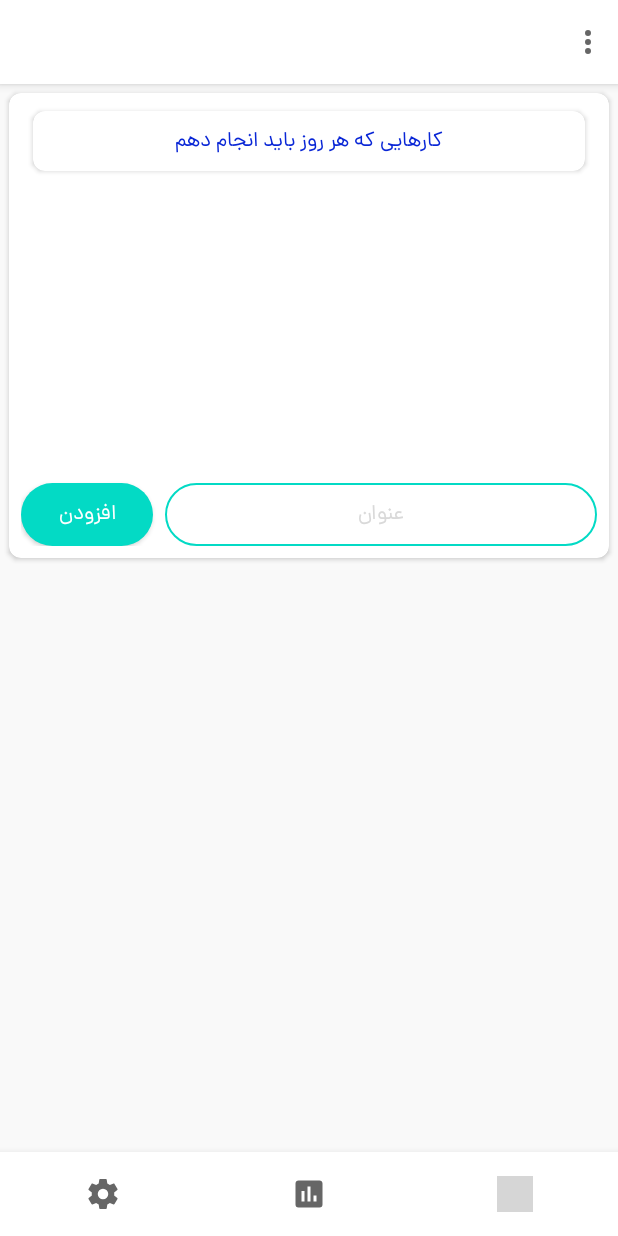
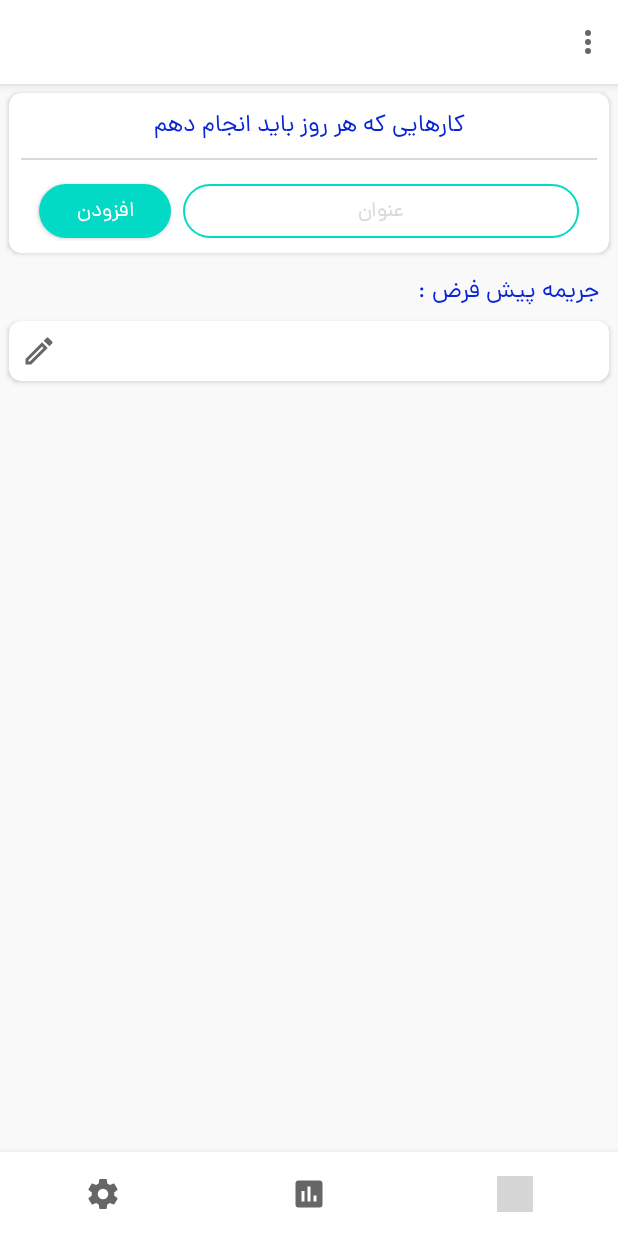
Before and after one commit to AbbasAtaei1991/tasks, an Android app: the SettingFragment screen opened through its navigation route, on a phone screen of 412 x 824 dp. Run offline under Robolectric (Android 15) with nearby library versions, the phone set to English and light mode, and no system bars; our stand-ins replace Dagger/Hilt's generated code, Room's generated code; libraries missing offline, so code that uses them is left out: androidx.hilt.lifecycle; 1 statement that could not run was skipped; grey boxes are pictures that could not be loaded.

Commit message:
save ransom using data store

```diff
--- a/app/build.gradle
+++ b/app/build.gradle
@@ -81,4 +81,7 @@ dependencies {
     kapt "androidx.hilt:hilt-compiler:1.0.0-alpha02"
 
     implementation 'com.github.PhilJay:MPAndroidChart:v3.1.0'
+
+    // Preferences DataStore
+    implementation "androidx.datastore:datastore-preferences:1.0.0-alpha01"
 }
--- a/app/src/main/java/com/ataei/abbas/karam/SettingFragment.kt
+++ b/app/src/main/java/com/ataei/abbas/karam/SettingFragment.kt
@@ -1,19 +1,24 @@
 package com.ataei.abbas.karam
 
 import android.os.Bundle
+import android.os.Handler
+import android.view.KeyEvent
 import android.view.LayoutInflater
 import android.view.View
 import android.view.ViewGroup
+import android.view.inputmethod.EditorInfo
 import android.widget.Toast
 import androidx.fragment.app.Fragment
 import androidx.fragment.app.viewModels
 import androidx.lifecycle.lifecycleScope
 import androidx.recyclerview.widget.LinearLayoutManager
 import com.ataei.abbas.karam.data.model.Daily
+import com.ataei.abbas.karam.data.model.Job
 import com.ataei.abbas.karam.settings.DailyViewModel
 import com.ataei.abbas.karam.utils.DailyAdapter
 import com.ataei.abbas.karam.utils.OnMenuClick
 import dagger.hilt.android.AndroidEntryPoint
+import kotlinx.android.synthetic.main.fragment_job.*
 import kotlinx.android.synthetic.main.fragment_setting.*
 import kotlinx.coroutines.CoroutineScope
 import kotlinx.coroutines.Dispatchers
@@ -45,6 +50,19 @@ class SettingFragment : Fragment(), OnMenuClick {
             }
         }
         getAll()
+        ransomBtn.setOnClickListener {
+            etRansom.setText("")
+        }
+        etRansom.setOnEditorActionListener { v, actionId, event ->
+            if ((event != null && (event.keyCode == KeyEvent.KEYCODE_ENTER)) || (actionId == EditorInfo.IME_ACTION_DONE)) {
+                if (etRansom.text!!.isNotEmpty()) {
+                    viewModel.saveRansom(etRansom.text.toString())
+                }
+
+            }
+            false
+        }
+        observeRansom()
     }
 
     private fun getAll() {
@@ -78,4 +96,10 @@ class SettingFragment : Fragment(), OnMenuClick {
         lifecycleScope.launch(Dispatchers.IO) { viewModel.delete(daily) }
     }
 
+    private fun observeRansom() {
+        viewModel.savedRansom.observe(viewLifecycleOwner, {
+            etRansom.setText(it)
+        })
+    }
+
 }
--- a/app/src/main/java/com/ataei/abbas/karam/settings/DailyViewModel.kt
+++ b/app/src/main/java/com/ataei/abbas/karam/settings/DailyViewModel.kt
@@ -7,10 +7,12 @@ import androidx.lifecycle.asLiveData
 import androidx.lifecycle.viewModelScope
 import com.ataei.abbas.karam.data.model.Daily
 import com.ataei.abbas.karam.jobs.JobRepository
+import com.ataei.abbas.karam.utils.UserPreferenceRepository
 import kotlinx.coroutines.launch
 
 class DailyViewModel @ViewModelInject constructor(
-    private val repository: JobRepository
+    private val repository: JobRepository,
+    private val userPreferenceRepository: UserPreferenceRepository
 ) : ViewModel() {
     val items: LiveData<List<Daily>> = repository.getAll().asLiveData()
 
@@ -23,4 +25,12 @@ class DailyViewModel @ViewModelInject constructor(
     fun update(daily: Daily) = viewModelScope.launch { repository.update(daily) }
 
     fun delete(daily: Daily) = viewModelScope.launch { repository.delete(daily) }
+
+    val savedRansom: LiveData<String> = userPreferenceRepository.getRansom().asLiveData()
+
+    fun saveRansom(ransom: String) {
+        viewModelScope.launch {
+            userPreferenceRepository.saveRansom(ransom)
+        }
+    }
 }
--- a/app/src/main/java/com/ataei/abbas/karam/utils/Constants.kt
+++ b/app/src/main/java/com/ataei/abbas/karam/utils/Constants.kt
@@ -4,5 +4,7 @@ class Constants {
     companion object {
         const val VIEW_TYPE_JOB = 1
         const val VIEW_TYPE_PENDING = 2
+        const val PREFERENCE_NAME = "user_preference"
+        const val RANSOM_KEY = "ransom_key"
     }
 }
--- /dev/null
+++ b/app/src/main/java/com/ataei/abbas/karam/utils/UserPreferenceRepository.kt
@@ -0,0 +1,30 @@
+package com.ataei.abbas.karam.utils
+
+import android.content.Context
+import androidx.datastore.DataStore
+import androidx.datastore.preferences.*
+import com.ataei.abbas.karam.utils.Constants.Companion.PREFERENCE_NAME
+import com.ataei.abbas.karam.utils.Constants.Companion.RANSOM_KEY
+import dagger.hilt.android.qualifiers.ActivityContext
+import kotlinx.coroutines.flow.Flow
+import kotlinx.coroutines.flow.catch
+import kotlinx.coroutines.flow.map
+import javax.inject.Inject
+
+class UserPreferenceRepository @Inject constructor(@ActivityContext context: Context) {
+    private val dataStore: DataStore<Preferences> = context.createDataStore(name = PREFERENCE_NAME)
+
+    suspend fun saveRansom(ransom: String) {
+        dataStore.edit { preferences ->
+            preferences[preferencesKey<String>(RANSOM_KEY)] = ransom
+        }
+    }
+
+    fun getRansom() : Flow<String> = dataStore.data
+        .catch {
+            emit(emptyPreferences())
+        }
+        .map { preferences ->
+            preferences[preferencesKey(RANSOM_KEY)] ?: "هزار تومان"
+        }
+}
--- a/app/src/main/res/layout/fragment_setting.xml
+++ b/app/src/main/res/layout/fragment_setting.xml
@@ -6,6 +6,7 @@
     android:background="@color/background">
 
     <androidx.cardview.widget.CardView
+        android:id="@+id/dailyCv"
         android:layout_width="match_parent"
         android:layout_height="wrap_content"
         android:layout_margin="6dp"
@@ -21,52 +22,51 @@
             android:layout_height="match_parent"
             android:padding="8dp">
 
-            <androidx.cardview.widget.CardView
-                android:id="@+id/descCv"
+            <TextView
+                android:id="@+id/descTv"
                 android:layout_width="match_parent"
-                android:layout_height="wrap_content"
-                android:layout_marginTop="4dp"
-                android:layout_marginStart="8dp"
-                android:layout_marginEnd="8dp"
+                android:layout_height="match_parent"
+                android:gravity="center"
+                android:text="کارهایی که هر روز باید انجام دهم"
+                android:textColor="#0926D6"
+                android:textSize="16sp"
+                android:layout_marginBottom="8dp"
                 app:layout_constraintTop_toTopOf="parent"
                 app:layout_constraintStart_toStartOf="parent"
                 app:layout_constraintEnd_toEndOf="parent"
-                app:layout_constraintBottom_toTopOf="@id/dailyRv"
-                app:cardCornerRadius="8dp"
-                app:cardBackgroundColor="@color/white">
+                app:layout_constraintBottom_toTopOf="@id/line"/>
 
-                <TextView
-                    android:id="@+id/descTv"
-                    android:layout_width="match_parent"
-                    android:layout_height="match_parent"
-                    android:gravity="center"
-                    android:text="کارهایی که هر روز باید انجام دهم"
-                    android:textColor="#0926D6"
-                    android:textSize="14sp"
-                    android:paddingTop="8dp"
-                    android:paddingBottom="8dp"
-                    android:paddingEnd="8dp"
-                    android:paddingStart="8dp"/>
-
-            </androidx.cardview.widget.CardView>
+            <View
+                android:id="@+id/line"
+                android:layout_width="match_parent"
+                android:layout_height="1dp"
+                android:background="@color/hint_color"
+                android:layout_marginBottom="12dp"
+                android:layout_marginTop="8dp"
+                app:layout_constraintStart_toStartOf="parent"
+                app:layout_constraintEnd_toEndOf="parent"
+                app:layout_constraintTop_toBottomOf="@id/descTv"/>
 
             <androidx.recyclerview.widget.RecyclerView
                 android:id="@+id/dailyRv"
                 android:layout_width="match_parent"
-                android:layout_height="200dp"
-                android:layout_marginBottom="4dp"
+                android:layout_height="wrap_content"
+                android:maxHeight="200dp"
+                app:layout_constraintHeight_max="200dp"
+                android:layout_marginTop="8dp"
                 android:paddingBottom="4dp"
                 app:layout_constraintEnd_toEndOf="parent"
                 app:layout_constraintStart_toStartOf="parent"
-                app:layout_constraintTop_toBottomOf="@id/descCv"
+                app:layout_constraintTop_toBottomOf="@id/line"
                 app:layout_constraintBottom_toTopOf="@id/dailyBtn"/>
 
             <androidx.appcompat.widget.AppCompatEditText
                 android:id="@+id/dailyEt"
                 android:layout_width="0dp"
-                android:layout_height="42dp"
+                android:layout_height="36dp"
                 android:background="@drawable/et_bg"
                 android:layout_marginStart="8dp"
+                android:layout_marginEnd="12dp"
                 android:hint="عنوان"
                 android:textColorHint="@color/hint_color"
                 android:textSize="14sp"
@@ -80,8 +80,10 @@
                 android:id="@+id/dailyBtn"
                 style="@style/AppTheme.CustomMaterialButton"
                 android:layout_width="wrap_content"
-                android:layout_height="42dp"
+                android:layout_height="36dp"
                 android:layout_marginTop="4dp"
+                android:layout_marginBottom="2dp"
+                android:layout_marginStart="12dp"
                 android:text="افزودن"
                 android:textColor="@color/white"
                 app:layout_constraintTop_toBottomOf="@id/dailyRv"
@@ -93,4 +95,53 @@
 
     </androidx.cardview.widget.CardView>
 
+    <TextView
+        android:id="@+id/ransom"
+        android:layout_width="wrap_content"
+        android:layout_height="wrap_content"
+        app:layout_constraintTop_toBottomOf="@id/dailyCv"
+        app:layout_constraintStart_toStartOf="parent"
+        app:layout_constraintEnd_toEndOf="parent"
+        android:layout_margin="12dp"
+        app:layout_constraintHorizontal_bias="1.0"
+        android:text="جریمه پیش فرض :"
+        android:textColor="#0926D6"
+        android:textSize="16sp"/>
+
+    <androidx.cardview.widget.CardView
+        android:layout_width="match_parent"
+        android:layout_height="wrap_content"
+        app:layout_constraintTop_toBottomOf="@id/ransom"
+        android:layout_margin="6dp"
+        app:cardCornerRadius="8dp"
+        app:cardBackgroundColor="@color/white">
+
+        <RelativeLayout
+            android:layout_width="match_parent"
+            android:layout_height="match_parent">
+
+            <EditText
+                android:id="@+id/etRansom"
+                android:layout_width="match_parent"
+                android:layout_height="wrap_content"
+                android:layout_centerVertical="true"
+                android:layout_toEndOf="@id/ransomBtn"
+                android:imeOptions="actionDone"
+                android:inputType="text"
+                android:background="@color/white"
+                android:padding="8dp"
+                android:textColor="@color/black"
+                android:textSize="14sp"
+                android:gravity="center"/>
+
+            <ImageView
+                android:id="@+id/ransomBtn"
+                android:layout_width="24dp"
+                android:layout_height="24dp"
+                android:layout_centerVertical="true"
+                android:src="@drawable/pencil_outline"
+                android:layout_marginStart="8dp"/>
+        </RelativeLayout>
+    </androidx.cardview.widget.CardView>
+
 </androidx.constraintlayout.widget.ConstraintLayout>
--- a/app/src/main/res/layout/item_daily.xml
+++ b/app/src/main/res/layout/item_daily.xml
@@ -4,7 +4,8 @@
     android:layout_width="match_parent"
     android:layout_height="wrap_content"
     android:layout_marginStart="8dp"
-    android:layout_marginTop="4dp"
+    android:layout_marginTop="1dp"
+    android:layout_marginBottom="4dp"
     android:layout_marginEnd="8dp"
     android:padding="16dp"
     app:cardBackgroundColor="@color/white"
--- a/build.gradle
+++ b/build.gradle
@@ -8,7 +8,7 @@ buildscript {
     }
     dependencies {
         classpath 'com.google.dagger:hilt-android-gradle-plugin:2.28-alpha'
-        classpath "com.android.tools.build:gradle:4.1.0"
+        classpath 'com.android.tools.build:gradle:4.1.1'
         classpath "org.jetbrains.kotlin:kotlin-gradle-plugin:$kotlin_version"
 
         // NOTE: Do not place your application dependencies here; they belong
```
